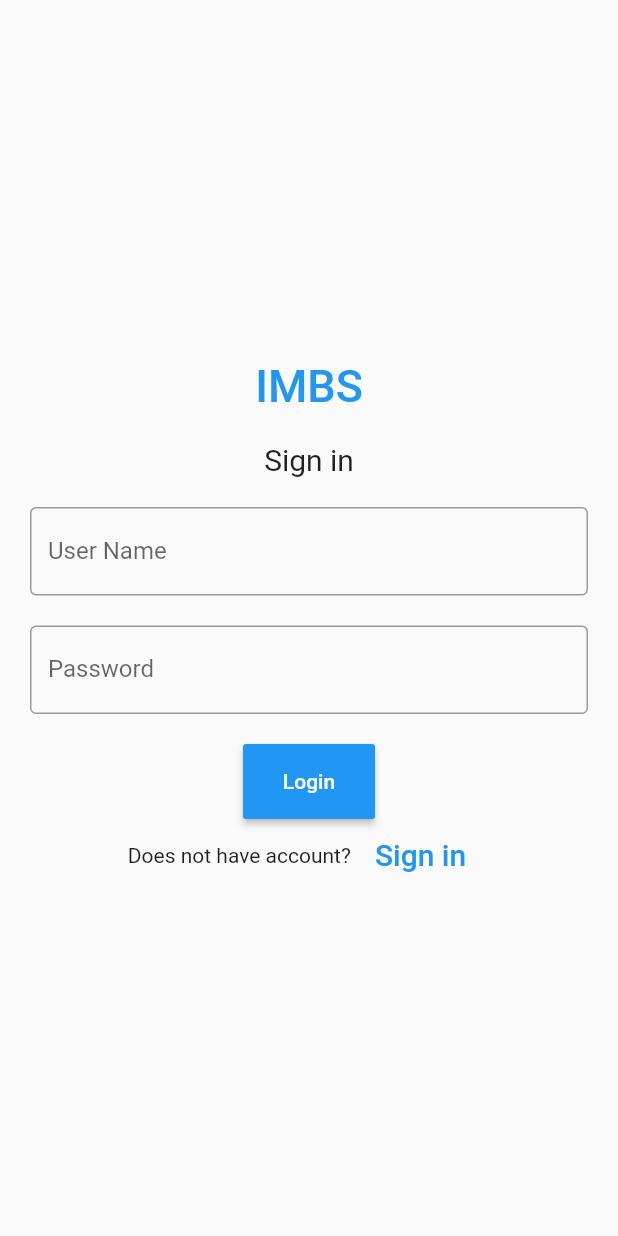
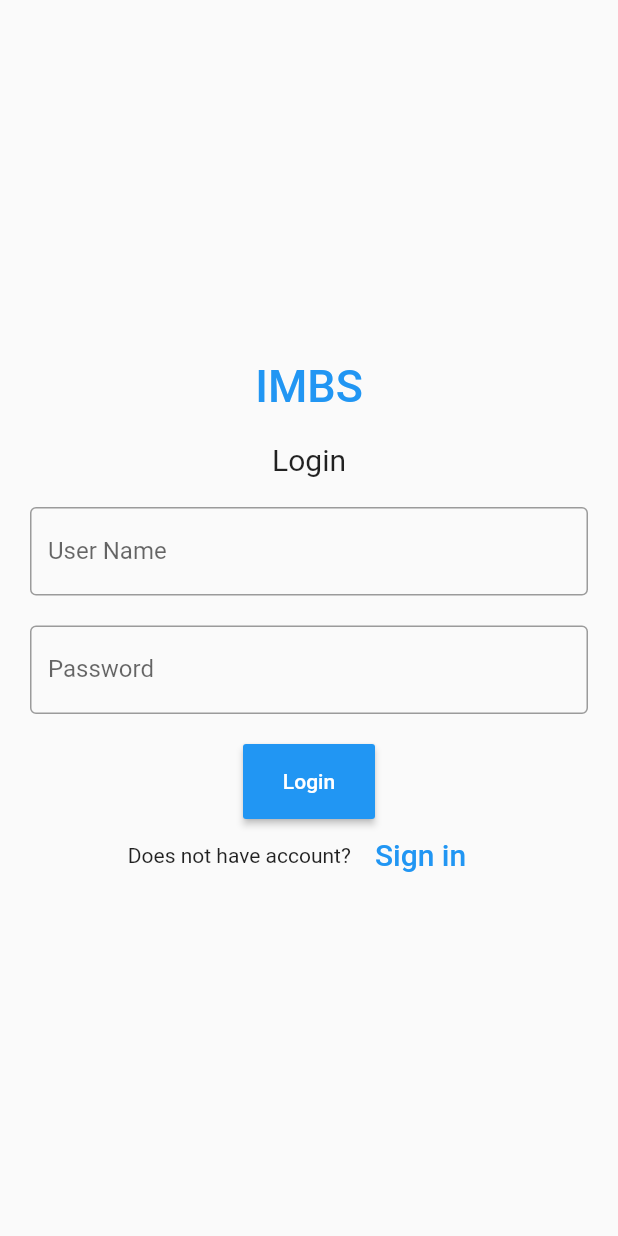
Before and after one commit to itsaman321/IMBS---Instant-Message-BroadCast-System, a Flutter app: the LoginScreen screen opened directly, after a tap on "Login", on a phone screen of 412 x 824 dp. Run offline on Flutter 3.47's test engine with Material 2 defaults, Android fonts, the phone set to English and light mode, and no system bars; our stand-ins replace shared_preferences; accounts and stored records are empty; network calls fail; statements that could not run were skipped.

Commit message:
Client List widget

```diff
--- a/lib/providers/Auth.dart
+++ b/lib/providers/Auth.dart
@@ -38,9 +38,7 @@ class Auth with ChangeNotifier {
         return status;
       }
     } else {
-      print(userPref);
       _userData = jsonDecode(prefs.getString('status').toString());
-
       return userPref;
     }
   }
--- a/lib/screens/Homepage.dart
+++ b/lib/screens/Homepage.dart
@@ -3,6 +3,7 @@ import 'package:provider/provider.dart';
 import 'package:rollychat/providers/uc.dart';
 import '../providers/Auth.dart';
 import 'package:shared_preferences/shared_preferences.dart';
+import '../widgets/client_widget.dart';
 
 class Homepage extends StatefulWidget {
   @override
@@ -95,10 +96,7 @@ class _HomepageState extends State<Homepage> {
             )
           : ListView.builder(
               itemBuilder: (BuildContext context, int index) {
-                return ListTile(
-                  title: Text(clientList[index].code),
-                  subtitle: Text(clientList[index].name),
-                );
+                return ClientListTile(id: clientList[index].id, code: clientList[index].code, name: clientList[index].name);
               },
               itemCount: clientList.length,
             ),
--- a/lib/screens/LoginScreen.dart
+++ b/lib/screens/LoginScreen.dart
@@ -22,7 +22,6 @@ class _LoginScreenState extends State<LoginScreen> {
   Future userLoggedIn() async {
     final prefs = await SharedPreferences.getInstance();
     final userPref = jsonDecode(prefs.getString('status').toString());
-    print(userPref);
     if (userPref == null) {
       return;
     } else {
@@ -63,7 +62,7 @@ class _LoginScreenState extends State<LoginScreen> {
                         alignment: Alignment.center,
                         padding: EdgeInsets.all(10),
                         child: Text(
-                          'Sign in',
+                          'Login',
                           style: TextStyle(fontSize: 20),
                         )),
                     Container(
```
Also changed, not shown: lib/widgets/client_widget.dart (added, +26 -0 lines).
